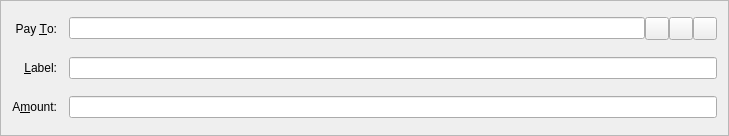
This is src/qt/forms/sendcoinsentry.ui in WikiMin3R/ArtBytE as Qt 5 draws it before an edit. The edited form follows.
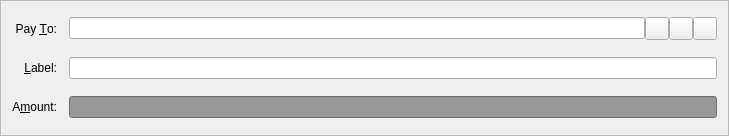
This is the edited form. Icons and pictures are not drawn. Custom widgets are drawn as their Qt base class.

What changed in the file:
```diff
--- a/src/qt/forms/sendcoinsentry.ui
+++ b/src/qt/forms/sendcoinsentry.ui
@@ -53,7 +53,11 @@
     </widget>
    </item>
    <item row="5" column="1">
-    <widget class="BitcoinAmountField" name="payAmount"/>
+    <widget class="BitcoinAmountField" name="payAmount">
+     <property name="styleSheet">
+      <string notr="true">background-color: rgb(152, 152, 152);</string>
+     </property>
+    </widget>
    </item>
    <item row="4" column="0">
     <widget class="QLabel" name="label_4">
```
